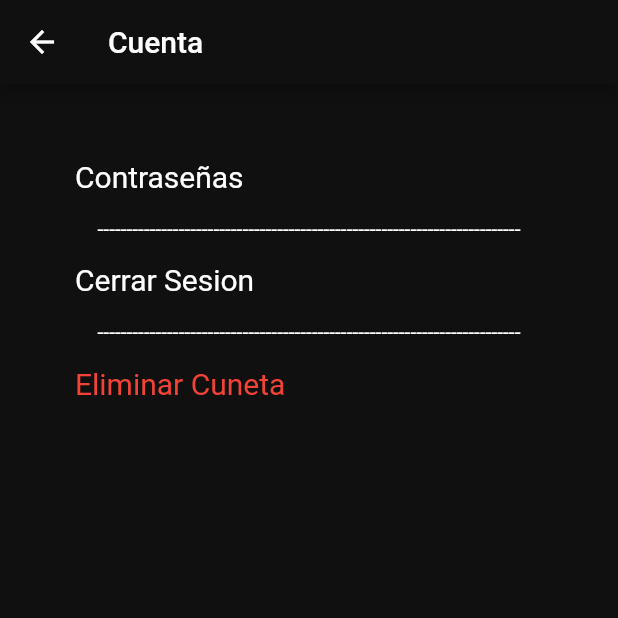
After one commit to Betoso99/Goutu, a Flutter app: the AccountPage screen opened directly, on a phone screen of 412 x 824 dp, the top half of it. The commit adds this screen. Run offline on Flutter 3.47's test engine with Material 2 defaults, Android fonts, the phone set to English and light mode, and no system bars; our stand-ins replace google_maps_flutter.

Commit message:
Add_AccountPage

```diff
--- a/lib/src/sub_views/likes_page.dart
+++ b/lib/src/sub_views/likes_page.dart
@@ -120,7 +120,7 @@ class _LikesPage extends State<LikesPage> {
                                         child: const Icon(
                                           Icons.location_on_outlined,
                                           color: Colors.white,
-                                          size: 40,
+                                          size: 30,
                                         ),
                                         decoration: BoxDecoration(
                                           borderRadius:
@@ -142,7 +142,7 @@ class _LikesPage extends State<LikesPage> {
                                         child: const Icon(
                                           Icons.info_outlined,
                                           color: Colors.white,
-                                          size: 40,
+                                          size: 30,
                                         ),
                                         decoration: BoxDecoration(
                                           borderRadius:
@@ -163,7 +163,7 @@ class _LikesPage extends State<LikesPage> {
                                         child: const Icon(
                                           Icons.delete,
                                           color: Colors.white,
-                                          size: 40,
+                                          size: 30,
                                         ),
                                         decoration: BoxDecoration(
                                             borderRadius:
--- a/lib/src/sub_views/new_home_page.dart
+++ b/lib/src/sub_views/new_home_page.dart
@@ -11,7 +11,7 @@ class NewHomePage extends StatefulWidget {
 }
 
 class _NewHomePage extends State<NewHomePage> {
-  //final List<>
+
   final List<String> entries = <String>[
     'Jardin Botanico',
     'Marbella',
@@ -143,7 +143,7 @@ class _NewHomePage extends State<NewHomePage> {
                                   child: const Icon(
                                     Icons.info_outline,
                                     color: Colors.white,
-                                    size: 40,
+                                    size: 30,
                                   ),
                                   decoration: BoxDecoration(
                                       borderRadius: BorderRadius.circular(10.0),
@@ -161,7 +161,7 @@ class _NewHomePage extends State<NewHomePage> {
                                   child: const Icon(
                                     Icons.save_alt,
                                     color: Colors.white,
-                                    size: 40,
+                                    size: 30,
                                   ),
                                   decoration: BoxDecoration(
                                       borderRadius: BorderRadius.circular(10.0),
--- /dev/null
+++ b/lib/src/views/account_page.dart
@@ -0,0 +1,93 @@
+import 'package:flutter/material.dart';
+
+class AccountPage extends StatefulWidget {
+  static String identifier = 'loginPage';
+
+  const AccountPage({Key? key}) : super(key: key);
+
+  @override
+  _AccountPage createState() => _AccountPage();
+}
+
+class _AccountPage extends State<AccountPage> {
+  @override
+  Widget build(BuildContext context) {
+    var space = 15.0,
+        leftpad = 25.0;
+    return SafeArea(
+      child: Scaffold(
+        appBar: AppBar(
+          title: const Text("Cuenta"),
+          backgroundColor: const Color.fromRGBO(16, 16, 16, 1),
+        ),
+        body: Column(
+          children: [
+            const SizedBox(height: 50),
+            Row(
+              children: [
+                Padding(
+                  padding: EdgeInsets.symmetric(
+                    horizontal: leftpad,
+                  ),
+                ),
+                const Text(
+                  "Contraseñas",
+                  style: TextStyle(
+                    fontSize: 20,
+                    color: Colors.white,
+                  ),
+                )
+              ],
+            ),
+            SizedBox(height: space),
+            const Text(
+              "-------------------------------------------------------------------------",
+              style: TextStyle(color: Colors.white),
+            ),
+            SizedBox(height: space),
+            Row(
+              children: [
+                Padding(
+                  padding: EdgeInsets.symmetric(
+                    horizontal: leftpad,
+                  ),
+                ),
+                const Text(
+                  "Cerrar Sesion",
+                  style: TextStyle(
+                    fontSize: 20,
+                    color: Colors.white,
+                  ),
+                )
+              ],
+            ),
+            SizedBox(height: space),
+            const Text(
+              "-------------------------------------------------------------------------",
+              style: TextStyle(color: Colors.white),
+            ),
+            SizedBox(height: space),
+            Row(
+              children: [
+                Padding(
+                  padding: EdgeInsets.symmetric(
+                    horizontal: leftpad,
+                  ),
+                ),
+                const Text(
+                  "Eliminar Cuneta",
+                  style: TextStyle(
+                    fontSize: 20,
+                    color: Colors.red,
+                  ),
+                )
+              ],
+            ),
+            SizedBox(height: space),
+          ],
+        ),
+        backgroundColor: const Color.fromRGBO(16, 16, 16, 1),
+      ),
+    );
+  }
+}
--- a/lib/widgets/destination_displayer.dart
+++ b/lib/widgets/destination_displayer.dart
@@ -7,8 +7,8 @@ class Display extends StatelessWidget {
   @override
   Widget build(BuildContext context) {
     return DraggableScrollableSheet(
-      initialChildSize: 0.28,
-      minChildSize: 0.28,
+      initialChildSize: 0.20,
+      minChildSize: 0.20,
       builder: (BuildContext context, myScrollerController) {
         return Container(
           decoration: const BoxDecoration(
```
Also changed, not shown: lib/src/sub_views/profile_page.dart (+10 -1 lines), lib/src/views/info_page.dart (+33 -40 lines), lib/src/views/map_home_page.dart (+11 -4 lines), 1 other file.
